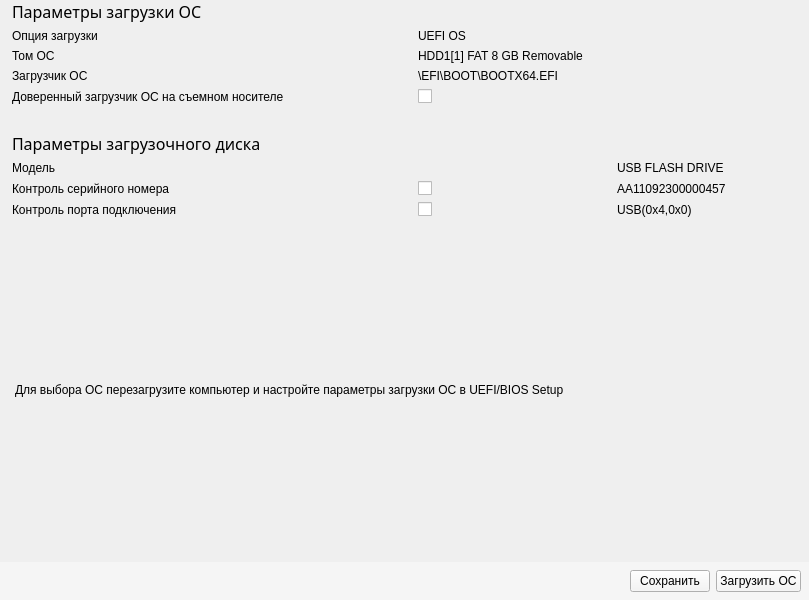
Above: panels/SysLoadPanel.ui from m6v/sobol before the change. Below: the same form after it.
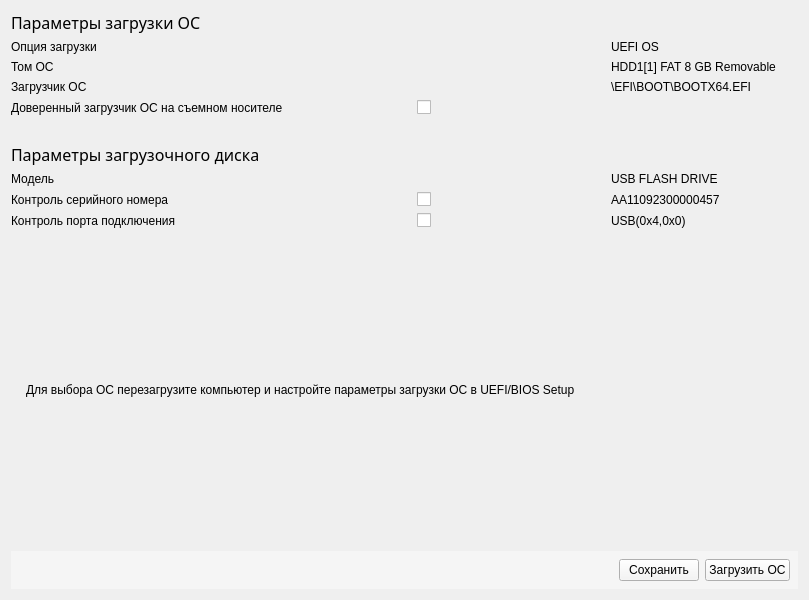
That is the form after the change. Custom widgets are drawn as their Qt base class.

```diff
--- a/panels/SysLoadPanel.ui
+++ b/panels/SysLoadPanel.ui
@@ -14,19 +14,9 @@
    <string>Form</string>
   </property>
   <layout class="QVBoxLayout" name="verticalLayout">
-   <property name="leftMargin">
-    <number>0</number>
-   </property>
-   <property name="topMargin">
-    <number>0</number>
-   </property>
-   <property name="rightMargin">
-    <number>0</number>
-   </property>
-   <property name="bottomMargin">
-    <number>0</number>
-   </property>
    <item>
+    <layout class="QGridLayout" name="gridLayout">
+     <item row="0" column="0">
     <widget class="QLabel" name="sys_load_parms_label">
      <property name="font">
       <font>
@@ -38,54 +28,56 @@
       </font>
      </property>
      <property name="styleSheet">
-      <string notr="true">margin-left: 8px;</string>
+        <string notr="true"/>
      </property>
      <property name="text">
       <string>Параметры загрузки ОС</string>
      </property>
     </widget>
    </item>
-   <item>
-    <layout class="QGridLayout" name="gridLayout">
-     <property name="leftMargin">
-      <number>12</number>
-     </property>
-     <item row="2" column="0">
-      <widget class="QLabel" name="sys_loader_label">
-       <property name="text">
-        <string>Загрузчик ОС</string>
-       </property>
-      </widget>
-     </item>
-     <item row="0" column="0">
+     <item row="1" column="0">
       <widget class="QLabel" name="load_option_label">
        <property name="text">
         <string>Опция загрузки</string>
        </property>
       </widget>
      </item>
-     <item row="2" column="1">
-      <widget class="QLabel" name="sys_loader_value">
-       <property name="text">
-        <string>\EFI\BOOT\BOOTX64.EFI</string>
-       </property>
-      </widget>
-     </item>
-     <item row="0" column="1">
+     <item row="1" column="2">
       <widget class="QLabel" name="load_option_value">
        <property name="text">
         <string>UEFI OS</string>
        </property>
       </widget>
      </item>
-     <item row="1" column="0">
+     <item row="2" column="0">
       <widget class="QLabel" name="sys_volume_label">
        <property name="text">
         <string>Том ОС</string>
        </property>
       </widget>
      </item>
+     <item row="2" column="2">
+      <widget class="QLabel" name="sys_volume_value">
+       <property name="text">
+        <string>HDD1[1] FAT 8 GB Removable</string>
+       </property>
+      </widget>
+     </item>
      <item row="3" column="0">
+      <widget class="QLabel" name="sys_loader_label">
+       <property name="text">
+        <string>Загрузчик ОС</string>
+       </property>
+      </widget>
+     </item>
+     <item row="3" column="2">
+      <widget class="QLabel" name="sys_loader_value">
+       <property name="text">
+        <string>\EFI\BOOT\BOOTX64.EFI</string>
+       </property>
+      </widget>
+     </item>
+     <item row="4" column="0">
       <widget class="QLabel" name="trusted_loader_label">
        <property name="minimumSize">
         <size>
@@ -98,23 +90,14 @@
        </property>
       </widget>
      </item>
-     <item row="1" column="1">
-      <widget class="QLabel" name="sys_volume_value">
-       <property name="text">
-        <string>HDD1[1] FAT 8 GB Removable</string>
-       </property>
-      </widget>
-     </item>
-     <item row="3" column="1">
+     <item row="4" column="1">
       <widget class="Toggle" name="checkBox">
        <property name="text">
         <string/>
        </property>
       </widget>
      </item>
-    </layout>
-   </item>
-   <item>
+     <item row="5" column="0">
     <widget class="QLabel" name="bootable_disk_label">
      <property name="font">
       <font>
@@ -126,7 +109,7 @@
       </font>
      </property>
      <property name="styleSheet">
-      <string notr="true">margin-left: 8px;</string>
+        <string notr="true"/>
      </property>
      <property name="text">
       <string>
@@ -134,40 +117,42 @@
      </property>
     </widget>
    </item>
-   <item>
-    <layout class="QGridLayout" name="gridLayout_2">
-     <property name="leftMargin">
-      <number>12</number>
-     </property>
-     <item row="0" column="0">
+     <item row="6" column="0">
       <widget class="QLabel" name="disk_madel_label">
        <property name="text">
         <string>Модель</string>
        </property>
       </widget>
      </item>
-     <item row="0" column="2">
+     <item row="6" column="2">
       <widget class="QLabel" name="disk_madel_value">
        <property name="text">
         <string>USB FLASH DRIVE</string>
        </property>
       </widget>
      </item>
-     <item row="1" column="0">
+     <item row="7" column="0">
       <widget class="QLabel" name="serial_control_label">
        <property name="text">
         <string>Контроль серийного номера</string>
        </property>
       </widget>
      </item>
-     <item row="1" column="2">
+     <item row="7" column="1">
+      <widget class="Toggle" name="serial_control_check_box">
+       <property name="text">
+        <string/>
+       </property>
+      </widget>
+     </item>
+     <item row="7" column="2">
       <widget class="QLabel" name="serial_control_value">
        <property name="text">
         <string>AA11092300000457</string>
        </property>
       </widget>
      </item>
-     <item row="2" column="0">
+     <item row="8" column="0">
       <widget class="QLabel" name="port_control_label">
        <property name="minimumSize">
         <size>
@@ -180,27 +165,20 @@
        </property>
       </widget>
      </item>
-     <item row="2" column="2">
+     <item row="8" column="1">
+      <widget class="Toggle" name="port_control_check_box">
+       <property name="text">
+        <string/>
+       </property>
+      </widget>
+     </item>
+     <item row="8" column="2">
       <widget class="QLabel" name="port_control_value">
        <property name="text">
         <string>USB(0x4,0x0)</string>
        </property>
       </widget>
      </item>
-     <item row="1" column="1">
-      <widget class="Toggle" name="serial_control_check_box">
-       <property name="text">
-        <string/>
-       </property>
-      </widget>
-     </item>
-     <item row="2" column="1">
-      <widget class="Toggle" name="port_control_check_box">
-       <property name="text">
-        <string/>
-       </property>
-      </widget>
-     </item>
     </layout>
    </item>
    <item>
```
Lines whose indentation alone changed are shown as unchanged.
